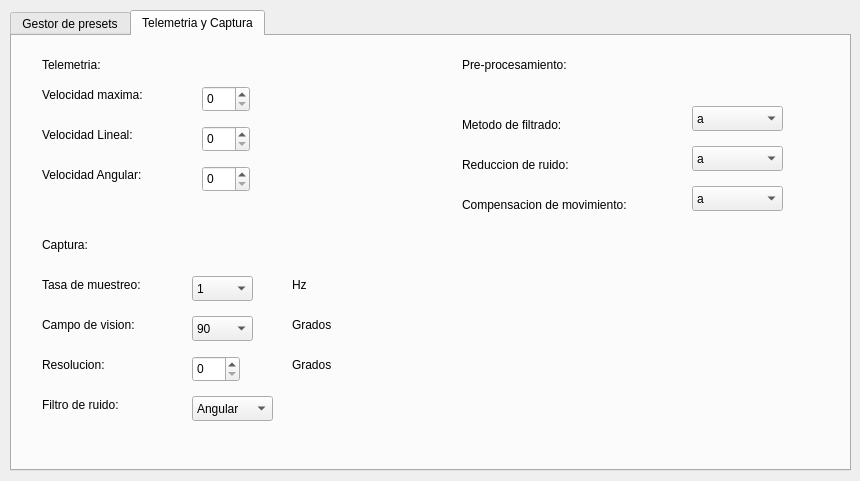
Before: the Qt Designer form GUI/parametros.ui in Nickleon16/APP_LIDAR, drawn with Qt 5.
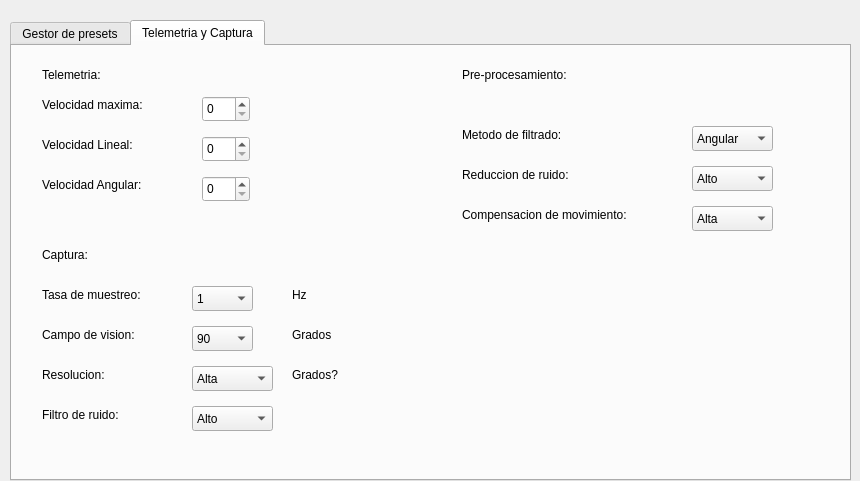
After: the same form once the commit is applied. The open tabs and pages were chosen to show the change.

Diff of the .ui file:
```diff
--- a/GUI/parametros.ui
+++ b/GUI/parametros.ui
@@ -17,7 +17,7 @@
    <property name="geometry">
     <rect>
      <x>10</x>
-     <y>10</y>
+     <y>20</y>
      <width>841</width>
      <height>461</height>
     </rect>
@@ -206,6 +206,12 @@
        <height>26</height>
       </rect>
      </property>
+     <property name="maximum">
+      <number>3</number>
+     </property>
+     <property name="singleStep">
+      <number>1</number>
+     </property>
     </widget>
     <widget class="QSpinBox" name="velLineSpinBox">
      <property name="geometry">
@@ -216,6 +222,12 @@
        <height>26</height>
       </rect>
      </property>
+     <property name="maximum">
+      <number>3</number>
+     </property>
+     <property name="singleStep">
+      <number>1</number>
+     </property>
     </widget>
     <widget class="QSpinBox" name="velAnguSpinBox">
      <property name="geometry">
@@ -226,6 +238,12 @@
        <height>26</height>
       </rect>
      </property>
+     <property name="maximum">
+      <number>3</number>
+     </property>
+     <property name="singleStep">
+      <number>1</number>
+     </property>
     </widget>
     <widget class="QLabel" name="label_19">
      <property name="geometry">
@@ -368,8 +386,8 @@
     <widget class="QComboBox" name="comboBox_5">
      <property name="geometry">
       <rect>
-       <x>180</x>
-       <y>360</y>
+       <x>680</x>
+       <y>80</y>
        <width>81</width>
        <height>25</height>
       </rect>
@@ -436,17 +454,7 @@
       </rect>
      </property>
      <property name="text">
-      <string>Grados</string>
-     </property>
-    </widget>
-    <widget class="QSpinBox" name="velMaxSpinBox_2">
-     <property name="geometry">
-      <rect>
-       <x>180</x>
-       <y>320</y>
-       <width>48</width>
-       <height>26</height>
-      </rect>
+      <string>Grados?</string>
      </property>
     </widget>
     <widget class="QLabel" name="label_51">
@@ -462,31 +470,6 @@
       <string>Reduccion de ruido:</string>
      </property>
     </widget>
-    <widget class="QComboBox" name="comboBox_24">
-     <property name="geometry">
-      <rect>
-       <x>680</x>
-       <y>110</y>
-       <width>91</width>
-       <height>25</height>
-      </rect>
-     </property>
-     <item>
-      <property name="text">
-       <string>a</string>
-      </property>
-     </item>
-     <item>
-      <property name="text">
-       <string>b</string>
-      </property>
-     </item>
-     <item>
-      <property name="text">
-       <string>c</string>
-      </property>
-     </item>
-    </widget>
     <widget class="QLabel" name="label_52">
      <property name="geometry">
       <rect>
@@ -500,31 +483,6 @@
       <string>Metodo de filtrado: </string>
      </property>
     </widget>
-    <widget class="QComboBox" name="comboBox_25">
-     <property name="geometry">
-      <rect>
-       <x>680</x>
-       <y>70</y>
-       <width>91</width>
-       <height>25</height>
-      </rect>
-     </property>
-     <item>
-      <property name="text">
-       <string>a</string>
-      </property>
-     </item>
-     <item>
-      <property name="text">
-       <string>b</string>
-      </property>
-     </item>
-     <item>
-      <property name="text">
-       <string>c</string>
-      </property>
-     </item>
-    </widget>
     <widget class="QLabel" name="label_53">
      <property name="geometry">
       <rect>
@@ -554,15 +512,65 @@
     <widget class="QComboBox" name="comboBox_26">
      <property name="geometry">
       <rect>
+       <x>180</x>
+       <y>320</y>
+       <width>81</width>
+       <height>25</height>
+      </rect>
+     </property>
+     <item>
+      <property name="text">
+       <string>Alta</string>
+      </property>
+     </item>
+     <item>
+      <property name="text">
+       <string>Media</string>
+      </property>
+     </item>
+     <item>
+      <property name="text">
+       <string>Baja</string>
+      </property>
+     </item>
+    </widget>
+    <widget class="QComboBox" name="comboBox_7">
+     <property name="geometry">
+      <rect>
+       <x>180</x>
+       <y>360</y>
+       <width>81</width>
+       <height>25</height>
+      </rect>
+     </property>
+     <item>
+      <property name="text">
+       <string>Alto</string>
+      </property>
+     </item>
+     <item>
+      <property name="text">
+       <string>Medio</string>
+      </property>
+     </item>
+     <item>
+      <property name="text">
+       <string>Bajo</string>
+      </property>
+     </item>
+    </widget>
+    <widget class="QComboBox" name="comboBox_8">
+     <property name="geometry">
+      <rect>
        <x>680</x>
-       <y>150</y>
-       <width>91</width>
+       <y>120</y>
+       <width>81</width>
        <height>25</height>
       </rect>
      </property>
      <item>
       <property name="text">
-       <string>a</string>
+       <string>Alto</string>
       </property>
      </item>
      <item>
@@ -572,7 +580,32 @@
      </item>
      <item>
       <property name="text">
-       <string>c</string>
+       <string>Bajo</string>
+      </property>
+     </item>
+    </widget>
+    <widget class="QComboBox" name="comboBox_9">
+     <property name="geometry">
+      <rect>
+       <x>680</x>
+       <y>160</y>
+       <width>81</width>
+       <height>25</height>
+      </rect>
+     </property>
+     <item>
+      <property name="text">
+       <string>Alta</string>
+      </property>
+     </item>
+     <item>
+      <property name="text">
+       <string>Media</string>
+      </property>
+     </item>
+     <item>
+      <property name="text">
+       <string>Baja</string>
       </property>
      </item>
     </widget>
```
Left out of the diff: 9 changed lines with no effect on the pictures.
